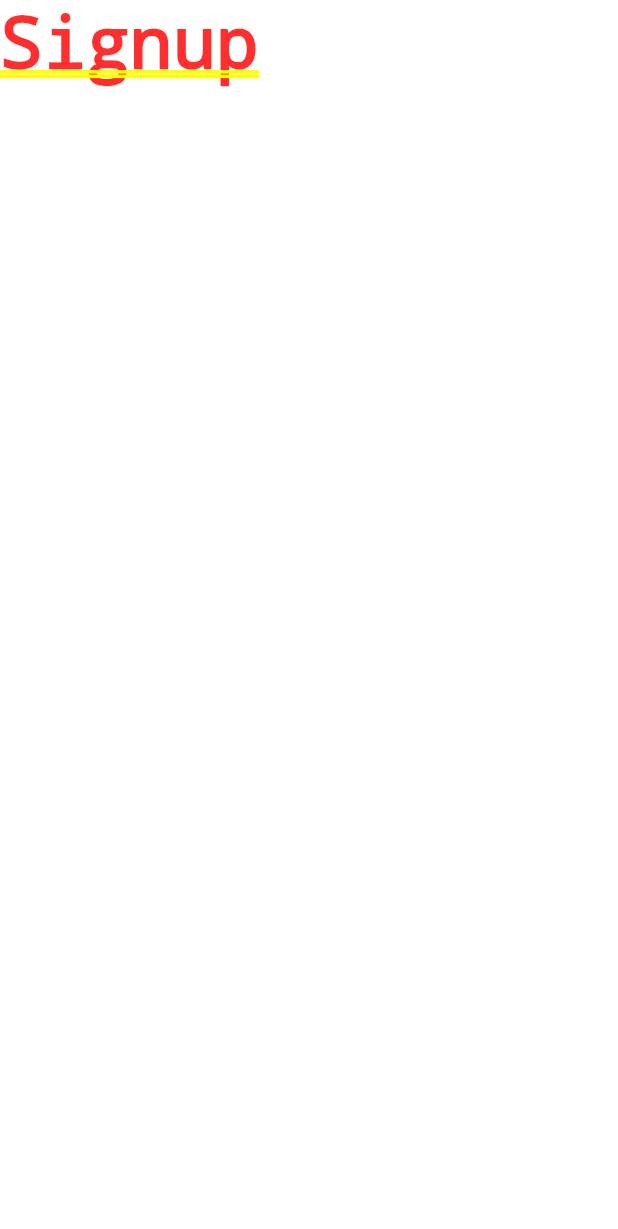
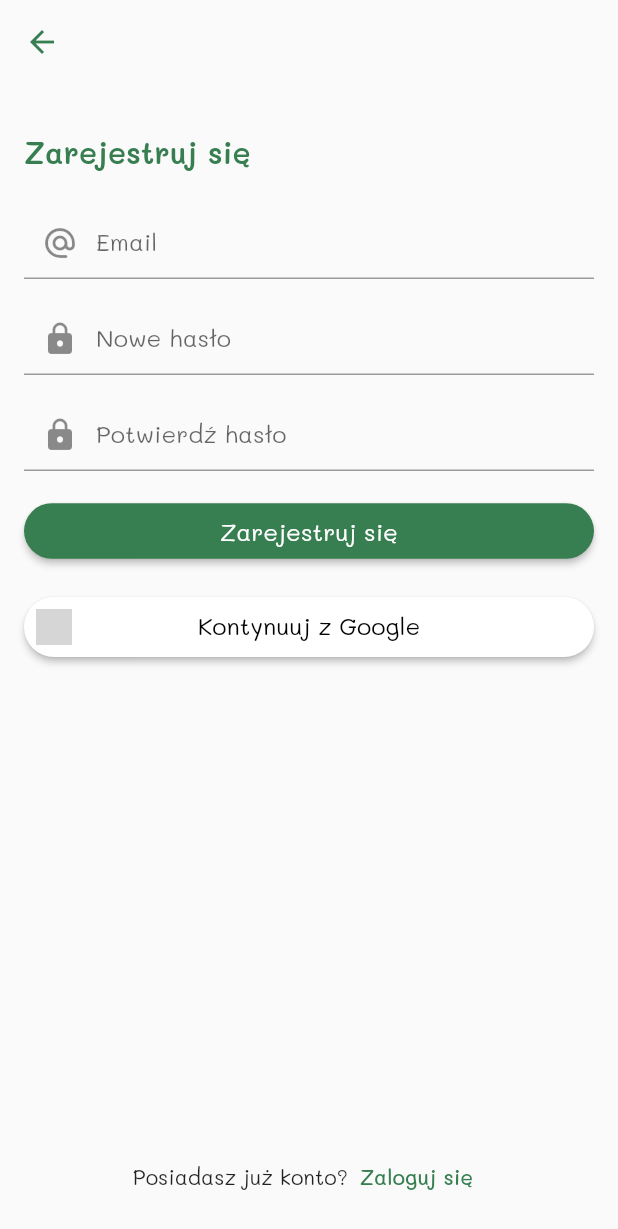
Before and after one commit to MarekD97/gratitude-flutter-app, a Flutter app: the LoginView screen opened by its route, after a tap on "Zarejestruj się", on a phone screen of 412 x 824 dp. Shown: the top 1229 px of the screen. Run offline on Flutter 3.47's test engine with Material 2 defaults, Android fonts, the phone set to English and light mode, and no system bars; network calls fail; grey boxes are pictures that could not be loaded.

Commit message:
Add signup view and update login view

```diff
--- a/app/assets/strings/en.json
+++ b/app/assets/strings/en.json
@@ -10,7 +10,10 @@
   "signup": "Sign up",
   "notLoggedUser": "Uer not logged in",
   "loginWithGoogle": "Continue with Google",
-  "noAccountQuestion": "You don't have an account?",
+  "accountQuestion": "Already have an account?",
+  "noAccountQuestion": "Don't have an account yet?",
   "email": "Email",
-  "password": "Password"
+  "password": "Password",
+  "newPassword": "New password",
+  "confirmPassword": "Confirm password"
 }
--- a/app/assets/strings/pl.json
+++ b/app/assets/strings/pl.json
@@ -10,7 +10,10 @@
   "signup": "Zarejestruj się",
   "notLoggedUser": "Użytkownik niezalogowany",
   "loginWithGoogle": "Kontynuuj z Google",
-  "noAccountQuestion": "Nie posiadasz konta?",
+  "accountQuestion": "Posiadasz już konto?",
+  "noAccountQuestion": "Nie posiadasz jeszcze konta?",
   "email": "Email",
-  "password": "Hasło"
+  "password": "Hasło",
+  "newPassword": "Nowe hasło",
+  "confirmPassword": "Potwierdź hasło"
 }
--- a/app/lib/components/main_drawer_widget.dart
+++ b/app/lib/components/main_drawer_widget.dart
@@ -40,6 +40,7 @@ class MainDrawer extends StatelessWidget {
               ],
             ),
             onTap: () {
+              Navigator.pop(context);
               Navigator.pushNamed(context, '/settings');
             },
           ),
@@ -55,6 +56,7 @@ class MainDrawer extends StatelessWidget {
               ],
             ),
             onTap: () {
+              Navigator.pop(context);
               Navigator.pushNamed(context, '/about');
             },
           ),
@@ -76,6 +78,7 @@ class MainDrawer extends StatelessWidget {
                 child: ElevatedButton(
                   child: Text(AppLocalizations.of(context)!.getText("login")),
                   onPressed: () {
+                    Navigator.pop(context);
                     Navigator.pushNamed(context, '/login');
                   },
                 )),
@@ -86,6 +89,7 @@ class MainDrawer extends StatelessWidget {
                 child: ElevatedButton(
                   child: Text(AppLocalizations.of(context)!.getText("signup")),
                   onPressed: () {
+                    Navigator.pop(context);
                     Navigator.pushNamed(context, '/signup');
                   },
                 )),
--- a/app/lib/main.dart
+++ b/app/lib/main.dart
@@ -6,6 +6,7 @@ import 'package:flutter/material.dart';
 import 'package:app/views/entry/create_entry.dart';
 import 'package:app/views/home.dart';
 import 'package:app/views/account/login.dart';
+import 'package:app/views/account/signup.dart';
 import 'package:app/themes.dart';
 import 'package:flutter/services.dart';
 import 'package:flutter_localizations/flutter_localizations.dart';
@@ -19,7 +20,7 @@ void main() {
       '/': (context) => const HomeView(),
       '/createEntry': (context) => const CreateEntryView(),
       '/deleteEntry': (context) => const Text("Delete entry"),
-      '/signup': (context) => const Text("Signup"),
+      '/signup': (context) => const SignupView(),
       '/login': (context) => const LoginView(),
       '/settings': (context) => const Text("Settings"),
       '/about': (context) => const Text("About"),
--- a/app/lib/views/account/login.dart
+++ b/app/lib/views/account/login.dart
@@ -9,6 +9,19 @@ class LoginView extends StatefulWidget {
 }
 
 class _LoginViewState extends State<LoginView> {
+
+  final emailController = TextEditingController();
+  final passwordController = TextEditingController();
+
+  void handleLogin() {
+    // TODO: implement validation
+    // TODO: implement login with email
+  }
+
+  void handleLoginWithGoogle() {
+    // TODO: implement login with Google
+  }
+
   @override
   Widget build(BuildContext context) {
     return Scaffold(
@@ -43,6 +56,7 @@ class _LoginViewState extends State<LoginView> {
                           prefixIcon: const Icon(Icons.alternate_email_rounded),
                           fillColor: Theme.of(context).primaryColor,
                         ),
+                        controller: emailController,
                       ),
                     ),
                     Container(
@@ -55,19 +69,20 @@ class _LoginViewState extends State<LoginView> {
                             contentPadding: const EdgeInsets.only(top: 12.0),
                             hintText: AppLocalizations.of(context)!.getText("password"),
                             prefixIcon: const Icon(Icons.lock)),
+                        controller: passwordController,
                       ),
                     ),
                     Container(
                       margin: const EdgeInsets.symmetric(vertical: 8.0),
                       child: ElevatedButton(
-                          onPressed: () {},
+                          onPressed: handleLogin,
                           child: Text(
                               AppLocalizations.of(context)!.getText("login"))),
                     ),
                     Container(
                       margin: const EdgeInsets.symmetric(vertical: 8.0),
                       child: ElevatedButton(
-                          onPressed: () {},
+                          onPressed: handleLoginWithGoogle,
                           child: Stack(children: [
                             Align(
                               alignment: Alignment.centerLeft,
@@ -94,7 +109,7 @@ class _LoginViewState extends State<LoginView> {
                         Text(AppLocalizations.of(context)!.getText("noAccountQuestion")),
                         TextButton(
                             onPressed: () {
-                              Navigator.pushNamed(context, '/signup');
+                              Navigator.pushReplacementNamed(context, '/signup');
                             },
                             child: Text(AppLocalizations.of(context)!.getText("signup"),))
                       ],
--- a/app/lib/views/account/signup.dart
+++ b/app/lib/views/account/signup.dart
@@ -0,0 +1,145 @@
+import 'package:flutter/material.dart';
+import 'package:app/main.dart';
+
+class SignupView extends StatefulWidget {
+  const SignupView({Key? key}) : super(key: key);
+
+  @override
+  State<SignupView> createState() => _SignupViewState();
+}
+
+class _SignupViewState extends State<SignupView> {
+  final emailController = TextEditingController();
+  final newPasswordController = TextEditingController();
+  final confirmPasswordController = TextEditingController();
+
+  void handleSignup() {
+    // TODO: implement validation
+    // TODO: implement signup with email
+  }
+
+  void handleLoginWithGoogle() {
+    // TODO: implement login with Google
+  }
+
+  @override
+  Widget build(BuildContext context) {
+    return Scaffold(
+        appBar: AppBar(
+          backgroundColor: Colors.transparent,
+          elevation: 0.0,
+        ),
+        body: CustomScrollView(
+          slivers: [
+            SliverFillRemaining(
+              hasScrollBody: false,
+              child: Padding(
+                padding: const EdgeInsets.all(16.0),
+                child: Column(
+                  crossAxisAlignment: CrossAxisAlignment.stretch,
+                  mainAxisSize: MainAxisSize.max,
+                  children: [
+                    Container(
+                      margin: const EdgeInsets.symmetric(vertical: 16.0),
+                      child: Text(
+                          AppLocalizations.of(context)!.getText("signup"),
+                          style: TextStyle(
+                              color: Theme.of(context).primaryColor,
+                              fontSize: 20.0,
+                              fontWeight: FontWeight.w600)),
+                    ),
+                    Container(
+                      margin: const EdgeInsets.symmetric(vertical: 8.0),
+                      child: TextFormField(
+                        decoration: InputDecoration(
+                          contentPadding: const EdgeInsets.only(top: 12.0),
+                          hintText:
+                              AppLocalizations.of(context)!.getText("email"),
+                          prefixIcon: const Icon(Icons.alternate_email_rounded),
+                          fillColor: Theme.of(context).primaryColor,
+                        ),
+                        controller: emailController,
+                      ),
+                    ),
+                    Container(
+                      margin: const EdgeInsets.symmetric(vertical: 8.0),
+                      child: TextFormField(
+                        obscureText: true,
+                        enableSuggestions: false,
+                        autocorrect: false,
+                        decoration: InputDecoration(
+                            contentPadding: const EdgeInsets.only(top: 12.0),
+                            hintText: AppLocalizations.of(context)!
+                                .getText("newPassword"),
+                            prefixIcon: const Icon(Icons.lock)),
+                        controller: newPasswordController,
+                      ),
+                    ),
+                    Container(
+                      margin: const EdgeInsets.symmetric(vertical: 8.0),
+                      child: TextFormField(
+                        obscureText: true,
+                        enableSuggestions: false,
+                        autocorrect: false,
+                        decoration: InputDecoration(
+                            contentPadding: const EdgeInsets.only(top: 12.0),
+                            hintText: AppLocalizations.of(context)!
+                                .getText("confirmPassword"),
+                            prefixIcon: const Icon(Icons.lock)),
+                        controller: confirmPasswordController,
+                      ),
+                    ),
+                    Container(
+                      margin: const EdgeInsets.symmetric(vertical: 8.0),
+                      child: ElevatedButton(
+                          onPressed: () {},
+                          child: Text(
+                              AppLocalizations.of(context)!.getText("signup"))),
+                    ),
+                    Container(
+                      margin: const EdgeInsets.symmetric(vertical: 8.0),
+                      child: ElevatedButton(
+                          onPressed: () {},
+                          child: Stack(children: [
+                            Align(
+                              alignment: Alignment.centerLeft,
+                              child: Image.network(
+                                  'http://pngimg.com/uploads/google/google_PNG19635.png',
+                                  height: 24.0,
+                                  fit: BoxFit.contain),
+                            ),
+                            Align(
+                              alignment: Alignment.center,
+                              child: Text(
+                                AppLocalizations.of(context)!
+                                    .getText("loginWithGoogle"),
+                                style: const TextStyle(color: Colors.black),
+                              ),
+                            ),
+                          ]),
+                          style:
+                              ElevatedButton.styleFrom(primary: Colors.white)),
+                    ),
+                    const Spacer(),
+                    Row(
+                      mainAxisAlignment: MainAxisAlignment.center,
+                      children: [
+                        Text(AppLocalizations.of(context)!
+                            .getText("accountQuestion")),
+                        TextButton(
+                            onPressed: () {
+                              Navigator.pushReplacementNamed(context, '/login');
+                            },
+                            child: Text(
+                              AppLocalizations.of(context)!.getText("login"),
+                            ))
+                      ],
+                    )
+                  ],
+                ),
+              ),
+            )
+          ],
+        ));
+  }
+}
```
